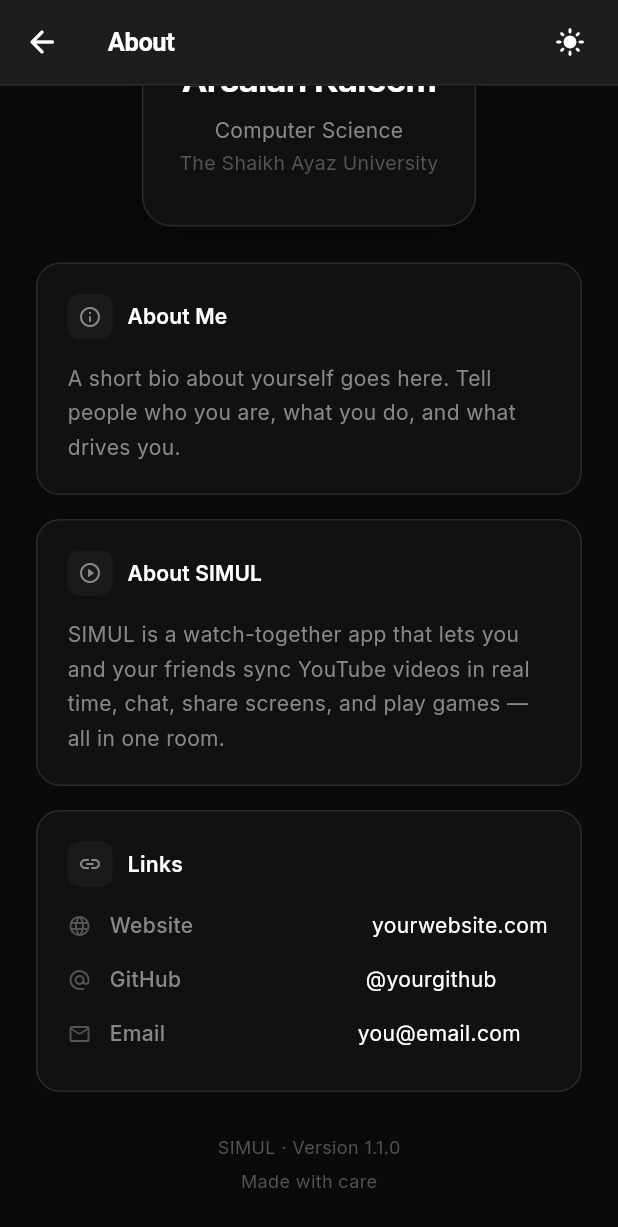
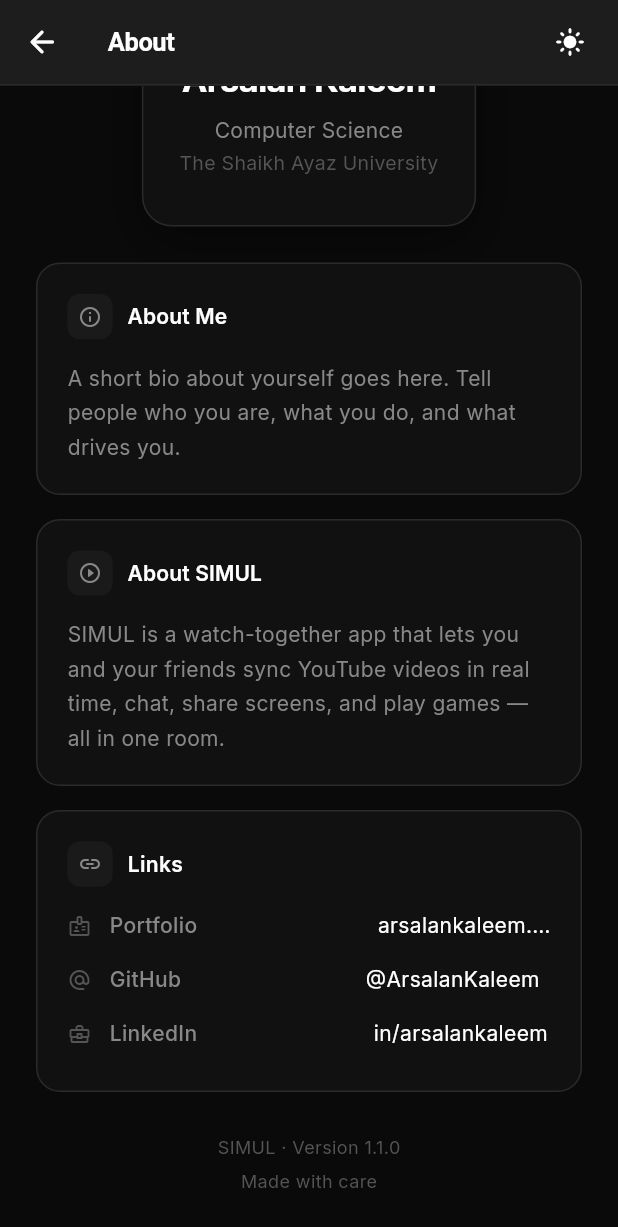
Before and after one commit to ArsalanKaleem/simul-watch-together-app, a Flutter app: the AboutScreen screen opened directly, scrolled down 234 dp, on a phone screen of 412 x 824 dp. Shown: the top 1227 px of the screen. Run offline on Flutter 3.47's test engine with Material 3 defaults, Android fonts, the phone set to English and light mode, and no system bars; our stand-ins replace cloud_firestore, firebase_auth, firebase_core, flutter_secure_storage, google_fonts, webview_flutter; missing offline and left inert: flutter_webrtc, livekit_client, webview_windows; accounts and stored records are empty.

Commit message:
about screen enhancements

```diff
--- a/lib/screens/about_screen.dart
+++ b/lib/screens/about_screen.dart
@@ -15,7 +15,7 @@
   static const String _name    = 'Arsalan Kaleem';
   static const String _field   = 'Computer Science';
   static const String _school  = 'The Shaikh Ayaz University';
-  static const String _photo   = 'lib/assets/portfo-img.jpg';
+  static const String _photo   = 'lib/assets/me.png';
   static const String _bio =
       'A short bio about yourself goes here. Tell people who you are, what '
       'you do, and what drives you.';
@@ -24,9 +24,9 @@
       'YouTube videos in real time, chat, share screens, and play games — '
       'all in one room.';
   static const List<_Link> _links = [
-    _Link(Icons.language_rounded, 'Website', 'yourwebsite.com'),
-    _Link(Icons.alternate_email_rounded, 'GitHub', '@yourgithub'),
-    _Link(Icons.mail_outline_rounded, 'Email', 'you@email.com'),
+    _Link(Icons.badge_outlined, 'Portfolio', 'arsalankaleem.github.io/portfolio'),
+    _Link(Icons.alternate_email_rounded, 'GitHub', '@ArsalanKaleem'),
+    _Link(Icons.business_center_outlined, 'LinkedIn', 'in/arsalankaleem'),
   ];
   // ───────────────────────────────────────────────────────────────────────
 
--- a/pubspec.yaml
+++ b/pubspec.yaml
@@ -39,6 +39,5 @@
 
 flutter:
   uses-material-design: true
-  # Uncomment and point at your asset folders if you add any:
-  # assets:
-  #   - assets/images/
+  assets:
+  - lib/assets/me.png
```
Also changed, not shown: lib/assets/me.png (added), 1 other file. Lines whose indentation alone changed are shown as unchanged.
